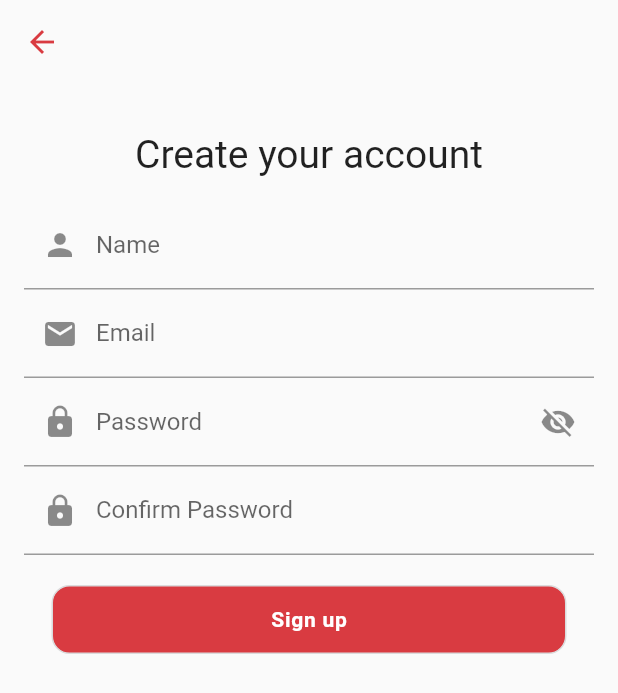
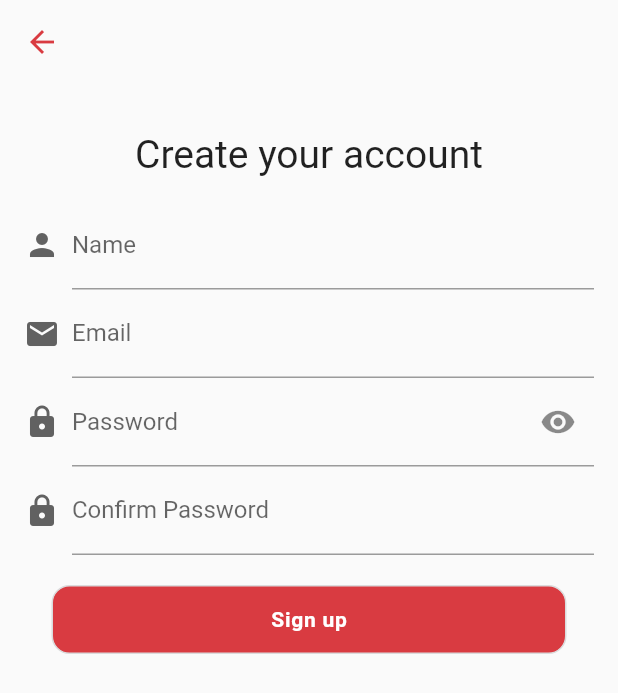
Before and after one commit to carlosctu/streaming-app-flutter, a Flutter app: the SignUpPage screen opened by its route, on a phone screen of 412 x 824 dp. Shown: the top 693 px of the screen. Run offline on Flutter 3.47's test engine with Material 2 defaults, Android fonts, the light colour scheme and no system bars; our stand-ins replace email_validator, equatable, flutter_bloc.

Commit message:
feat: adding prefixIcon on InputFormField Component

```diff
--- /dev/null
+++ b/components/lib/buttons/config/styled_button_foundation_mixin.dart
@@ -0,0 +1,9 @@
+import 'package:flutter/material.dart';
+
+class StyledButtonFoundationMixin {
+  Color getButtonColor(bool isColored, bool isDisabled) {
+    if (!isColored) return Colors.transparent;
+    if (isColored && isDisabled) return Colors.grey;
+    return const Color(0xffD93B41);
+  }
+}
--- a/components/lib/buttons/styled_button_foundation.dart
+++ b/components/lib/buttons/styled_button_foundation.dart
@@ -1,6 +1,8 @@
+import 'package:components/buttons/config/styled_button_foundation_mixin.dart';
 import 'package:flutter/material.dart';
 
-class StyledButtonFoundation extends StatelessWidget {
+class StyledButtonFoundation extends StatelessWidget
+    with StyledButtonFoundationMixin {
   final Widget content;
   final Function() onPressed;
   final bool isColored;
@@ -22,7 +24,7 @@ class StyledButtonFoundation extends StatelessWidget {
         maxHeight: 46,
       ),
       decoration: BoxDecoration(
-        color: isColored ? const Color(0xffD93B41) : null,
+        color: getButtonColor(isColored, isDisabled),
         borderRadius: BorderRadius.circular(12),
         border: Border.all(
           color: const Color.fromARGB(255, 219, 219, 220),
--- a/features/lib/splash_screen/sign_up/sign_up_page.dart
+++ b/features/lib/splash_screen/sign_up/sign_up_page.dart
@@ -17,11 +17,8 @@ class SignUpPage extends StatefulWidget {
 
 class _SignUpPageState extends State<SignUpPage> {
   final _formKey = GlobalKey<FormState>();
-  TextEditingController nameController = TextEditingController();
-  TextEditingController emailController = TextEditingController();
   TextEditingController passwordController = TextEditingController();
-  TextEditingController confirmPasswordController = TextEditingController();
-  bool _obscureText = false;
+  bool _obscureText = true;
 
   @override
   Widget build(BuildContext context) {
@@ -64,8 +61,10 @@ class _SignUpPageState extends State<SignUpPage> {
                       children: [
                         InputFormField(
                           labelText: 'Name',
-                          controller: nameController,
-                          prefixIcon: const Icon(Icons.person),
+                          prefixIcon: Icon(
+                            Icons.person,
+                            color: Colors.grey.shade700,
+                          ),
                           onChanged: (value) => bloc.add(
                             SignUpEventUpdate(nameValue: value),
                           ),
@@ -75,8 +74,10 @@ class _SignUpPageState extends State<SignUpPage> {
                           },
                         ),
                         InputFormField(
-                          controller: emailController,
-                          prefixIcon: const Icon(Icons.mail),
+                          prefixIcon: Icon(
+                            Icons.mail,
+                            color: Colors.grey.shade700,
+                          ),
                           validator: (value) {
                             if (EmailValidator.validate(value!) == false) {
                               return 'Please enter a valid email';
@@ -92,7 +93,10 @@ class _SignUpPageState extends State<SignUpPage> {
                           controller: passwordController,
                           labelText: 'Password',
                           obscureText: _obscureText,
-                          prefixIcon: const Icon(Icons.lock),
+                          prefixIcon: Icon(
+                            Icons.lock,
+                            color: Colors.grey.shade700,
+                          ),
                           suffixIcon: IconButton(
                             highlightColor: Colors.transparent,
                             splashColor: Colors.transparent,
@@ -117,9 +121,11 @@ class _SignUpPageState extends State<SignUpPage> {
                         ),
                         InputFormField(
                           obscureText: _obscureText,
-                          controller: confirmPasswordController,
                           labelText: 'Confirm Password',
-                          prefixIcon: const Icon(Icons.lock),
+                          prefixIcon: Icon(
+                            Icons.lock,
+                            color: Colors.grey.shade700,
+                          ),
                           validator: (value) {
                             if (value != passwordController.text) {
                               return 'Passwords do not match.';
@@ -134,7 +140,6 @@ class _SignUpPageState extends State<SignUpPage> {
                         BlocBuilder<SignUpBloc, SignUpState>(
                           builder: (context, state) {
                             return StyledCustomButton(
-                              isDisabled: false,
                               onPressed: () {
                                 if (_formKey.currentState!.validate()) {
                                   Navigator.pop(context);
@@ -168,7 +173,7 @@ class InputFormField extends StatelessWidget {
 
   const InputFormField({
     super.key,
-    required this.controller,
+    this.controller,
     required this.labelText,
     required this.validator,
     this.onChanged,
@@ -185,6 +190,13 @@ class InputFormField extends StatelessWidget {
               primary: const Color(0xff3EA1D2),
             ),
       ),
+      child: Row(
+        children: [
+          Padding(
+            padding: const EdgeInsets.only(right: 8),
+            child: prefixIcon != null ? prefixIcon! : const SizedBox.shrink(),
+          ),
+          Flexible(
             child: TextFormField(
               controller: controller,
               obscureText: obscureText,
@@ -192,7 +204,6 @@ class InputFormField extends StatelessWidget {
               decoration: InputDecoration(
                 labelText: labelText,
                 suffixIcon: suffixIcon,
-          prefixIcon: prefixIcon,
                 focusColor: Colors.red,
                 focusedBorder: const UnderlineInputBorder(
                   borderSide: BorderSide(
@@ -204,6 +215,9 @@ class InputFormField extends StatelessWidget {
               validator: validator,
               onChanged: onChanged,
             ),
+          ),
+        ],
+      ),
     );
   }
 }
```
Lines whose indentation alone changed are shown as unchanged.
